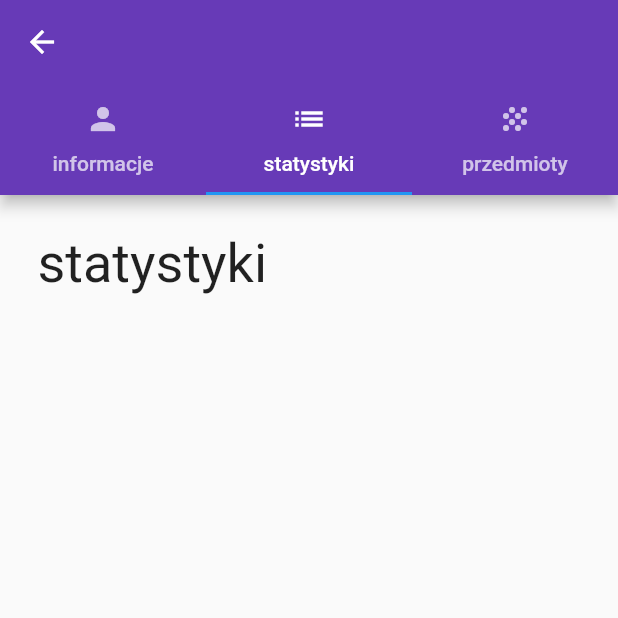
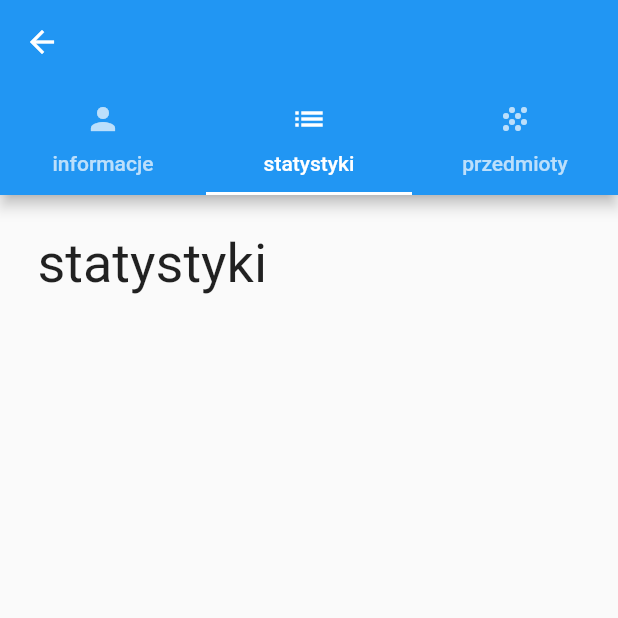
Before and after one commit to octokarol/league, a Flutter app: the ChampionDetails screen opened directly with empty values, tab 2 chosen, on a phone screen of 412 x 824 dp, the top half of it. Run offline on Flutter 3.47's test engine with Material 2 defaults, Android fonts, the phone set to English and light mode, and no system bars; our stand-ins replace shared_preferences; missing offline and left inert: loading; accounts and stored records are empty; network calls fail.

Commit message:
add: dark mode + champion details WIP

```diff
--- a/lib/ChampionDetailItems.dart
+++ b/lib/ChampionDetailItems.dart
@@ -1,7 +1,10 @@
 import 'package:flutter/material.dart';
-import "./JsonData.dart";
 
 class ChampionDetailItems extends StatelessWidget {
+  var championDetailsData;
+
+  ChampionDetailItems(this.championDetailsData);
+
   @override
   Widget build(BuildContext context) {
     return Container(
--- a/lib/ChampionDetailStatistics.dart
+++ b/lib/ChampionDetailStatistics.dart
@@ -1,7 +1,10 @@
 import 'package:flutter/material.dart';
-import "./JsonData.dart";
 
 class ChampionDetailStatistics extends StatelessWidget {
+  var championDetailsData;
+
+  ChampionDetailStatistics(this.championDetailsData);
+
   @override
   Widget build(BuildContext context) {
     return Container(
--- a/lib/ChampionDetails.dart
+++ b/lib/ChampionDetails.dart
@@ -10,14 +10,15 @@ class ChampionDetails extends StatelessWidget {
   var championDetailsData;
   ChampionDetails(this.championDetailsData);
 
-  List<Widget> containers = [
-    ChampionDetailOverview(),
-    ChampionDetailStatistics(),
-    ChampionDetailItems()
-  ];
 
   @override
   Widget build(BuildContext context) {
+    List<Widget> containers = [
+      ChampionDetailOverview(championDetailsData),
+      ChampionDetailStatistics(championDetailsData),
+      ChampionDetailItems(championDetailsData)
+    ];
+
     return DefaultTabController(
       length: 3,
       child: Scaffold(
--- /dev/null
+++ b/lib/DarkThemePreference.dart
@@ -0,0 +1,15 @@
+import 'package:shared_preferences/shared_preferences.dart';
+
+class DarkThemePreference {
+  static const THEME_STATUS = "THEMESTATUS";
+
+  setDarkTheme(bool value) async {
+    SharedPreferences prefs = await SharedPreferences.getInstance();
+    prefs.setBool(THEME_STATUS, value);
+  }
+
+  Future<bool> getTheme() async {
+    SharedPreferences prefs = await SharedPreferences.getInstance();
+    return prefs.getBool(THEME_STATUS) ?? false;
+  }
+}
--- /dev/null
+++ b/lib/DarkThemeProvider.dart
@@ -0,0 +1,15 @@
+import 'package:flutter/material.dart';
+import 'package:league/DarkThemePreference.dart';
+
+class DarkThemeProvider with ChangeNotifier {
+  DarkThemePreference darkThemePreference = DarkThemePreference();
+  bool _darkTheme = false;
+
+  bool get darkTheme => _darkTheme;
+
+  set darkTheme(bool value) {
+    _darkTheme = value;
+    darkThemePreference.setDarkTheme(value);
+    notifyListeners();
+  }
+}
--- /dev/null
+++ b/lib/Styles.dart
@@ -0,0 +1,7 @@
+import 'package:flutter/material.dart';
+
+class Styles {
+  static ThemeData themeData(bool isDarkTheme, BuildContext context) {
+    return isDarkTheme ? ThemeData.dark() : ThemeData.light();
+  }
+}
--- a/pubspec.yaml
+++ b/pubspec.yaml
@@ -21,6 +21,8 @@ dependencies:
     sdk: flutter
   loading: ^1.0.2
   http: 0.12.0+4
+  shared_preferences: ^0.5.7
+  provider: ^4.0.5
 
 
   # The following adds the Cupertino Icons font to your application.
```
Also changed, not shown: lib/AboutScreen.dart (added, +20 -0 lines), lib/ChampionDetailOverview.dart (+20 -3 lines), lib/Champions.dart (+11 -7 lines), lib/Settings.dart (+26 -3 lines), lib/main.dart (+28 -12 lines), pubspec.lock.
